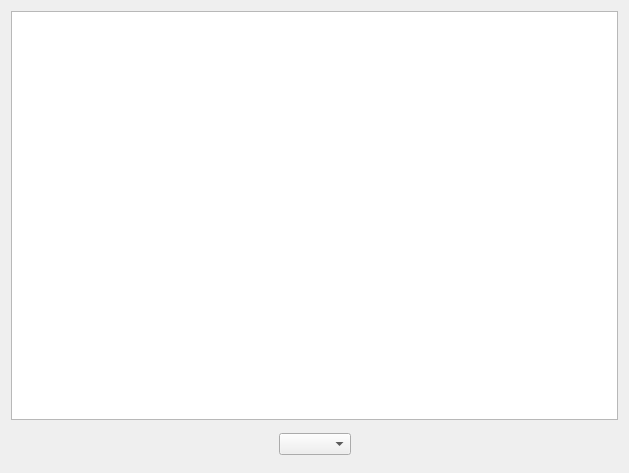
aurelien35/loteliQt, file sources/Tools/DataTableView.ui: the form before one commit.
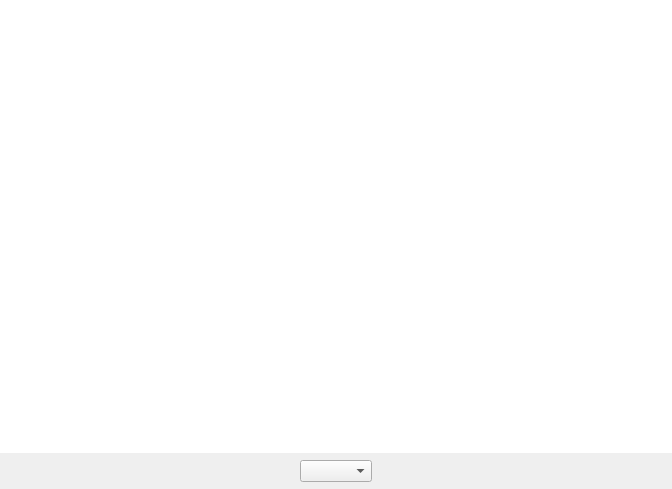
The form after the commit. Icons and pictures are not drawn.

Diff of the .ui file:
```diff
--- a/sources/Tools/DataTableView.ui
+++ b/sources/Tools/DataTableView.ui
@@ -6,13 +6,22 @@
    <rect>
     <x>0</x>
     <y>0</y>
-    <width>629</width>
-    <height>473</height>
+    <width>672</width>
+    <height>489</height>
    </rect>
   </property>
   <layout class="QVBoxLayout" name="verticalLayout">
+   <property name="spacing">
+    <number>0</number>
+   </property>
+   <property name="margin">
+    <number>0</number>
+   </property>
    <item>
     <widget class="QTableView" name="tableView">
+     <property name="frameShape">
+      <enum>QFrame::NoFrame</enum>
+     </property>
      <property name="editTriggers">
       <set>QAbstractItemView::NoEditTriggers</set>
      </property>
@@ -52,7 +61,14 @@
     </widget>
    </item>
    <item>
+    <widget class="QFrame" name="navigationBar">
     <layout class="QHBoxLayout" name="horizontalLayout">
+      <property name="spacing">
+       <number>0</number>
+      </property>
+      <property name="margin">
+       <number>0</number>
+      </property>
      <item>
       <widget class="QPushButton" name="pushButtonPreviousPage">
        <property name="minimumSize">
@@ -89,7 +105,7 @@
        </property>
        <property name="sizeHint" stdset="0">
         <size>
-         <width>40</width>
+          <width>263</width>
          <height>20</height>
         </size>
        </property>
@@ -105,7 +121,7 @@
        </property>
        <property name="sizeHint" stdset="0">
         <size>
-         <width>40</width>
+          <width>262</width>
          <height>20</height>
         </size>
        </property>
@@ -141,6 +157,7 @@
       </widget>
      </item>
     </layout>
+    </widget>
    </item>
   </layout>
  </widget>
```
Lines whose indentation alone changed are shown as unchanged.
